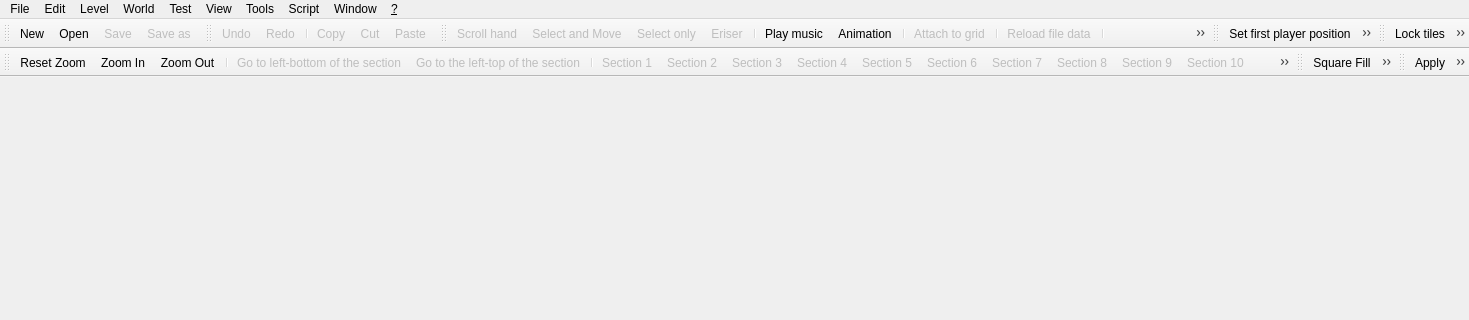
The window that Editor/mainwindow.ui (WohlSoft/Moondust-Project) describes before a commit, drawn with Qt 5; both pictures show x 0 to 1469 and y 0 to 320 of the 1469 by 598 pixel window.
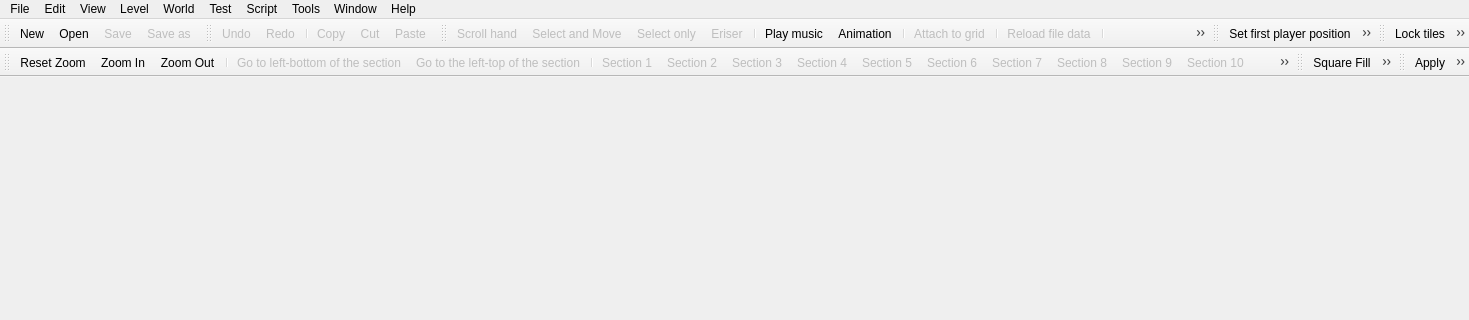
The same window after the commit. Icons and pictures are not drawn.

Commit message: Change order of menus on the menubar

The edit to the form file:
```diff
--- a/Editor/mainwindow.ui
+++ b/Editor/mainwindow.ui
@@ -100,7 +100,7 @@
      <x>0</x>
      <y>0</y>
      <width>1469</width>
-     <height>25</height>
+     <height>26</height>
     </rect>
    </property>
    <property name="contextMenuPolicy">
@@ -152,7 +152,7 @@
    </widget>
    <widget class="QMenu" name="menuHelp">
     <property name="title">
-     <string notr="true">&amp;?</string>
+     <string>Help</string>
     </property>
     <widget class="QMenu" name="menuLanguage">
      <property name="title">
@@ -394,12 +394,12 @@
    </widget>
    <addaction name="menu"/>
    <addaction name="menuEdit"/>
+   <addaction name="menuView"/>
    <addaction name="menuLevel"/>
    <addaction name="menuWorld"/>
    <addaction name="menuTest"/>
-   <addaction name="menuView"/>
-   <addaction name="menuTools"/>
    <addaction name="menuScript"/>
+   <addaction name="menuTools"/>
    <addaction name="menuWindow"/>
    <addaction name="menuHelp"/>
   </widget>
```
Left out of the diff: 5 changed lines with no effect on the pictures.
